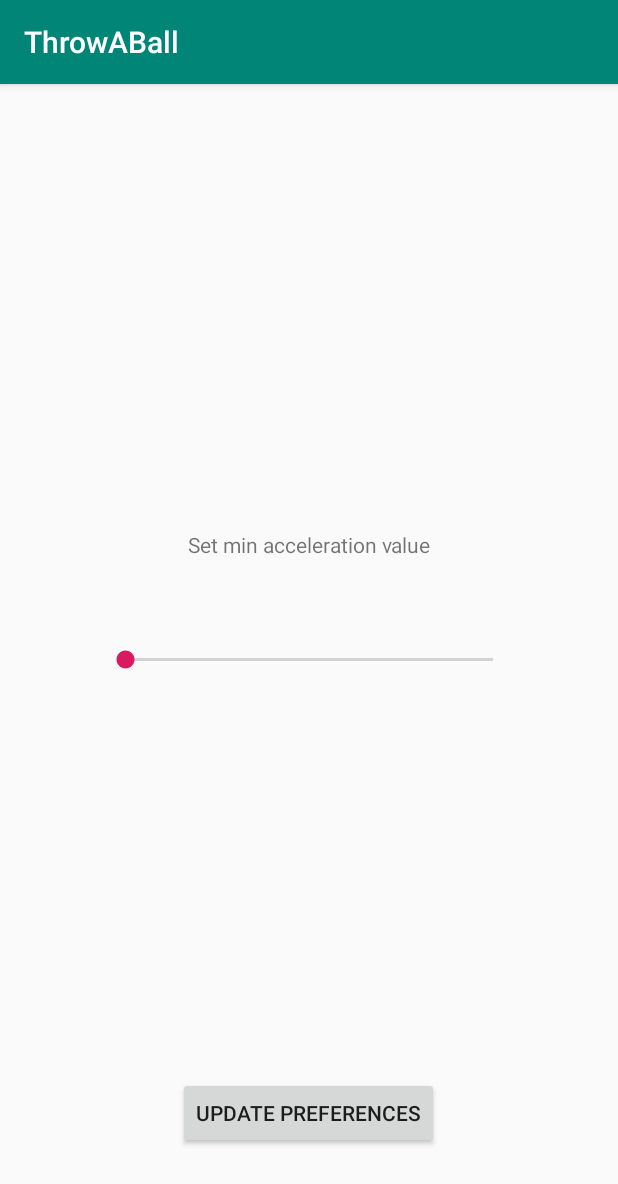
After one commit to eplejuice/ThrowABall, an Android app: the SettingsActivity screen opened directly, with no data from a screen before it, on a phone screen of 412 x 824 dp. The commit adds this screen. Shown: the top 1184 px of the screen. Run offline under Robolectric (Android 15) with nearby library versions, the phone set to English and light mode, and no system bars.

Commit message:
Can now update min acc value in preferences

```diff
--- a/app/src/main/AndroidManifest.xml
+++ b/app/src/main/AndroidManifest.xml
@@ -9,6 +9,7 @@
         android:roundIcon="@mipmap/ic_launcher_round"
         android:supportsRtl="true"
         android:theme="@style/AppTheme">
+        <activity android:name=".SettingsActivity"></activity>
         <activity android:name=".MainActivity">
             <intent-filter>
                 <action android:name="android.intent.action.MAIN" />
--- /dev/null
+++ b/app/src/main/java/com/example/throwaball/SettingsActivity.java
@@ -0,0 +1,60 @@
+package com.example.throwaball;
+
+import android.content.Intent;
+import android.support.v7.app.AppCompatActivity;
+import android.os.Bundle;
+import android.view.View;
+import android.widget.Button;
+import android.widget.SeekBar;
+import android.widget.TextView;
+
+public class SettingsActivity extends AppCompatActivity {
+
+    private static SeekBar seekBar;
+    private static TextView text_View;
+    private int progress_value = 0;
+    private Button btnUpd;
+
+
+    @Override
+    protected void onCreate(Bundle savedInstanceState) {
+        super.onCreate(savedInstanceState);
+        setContentView(R.layout.activity_settings);
+
+        text_View = findViewById(R.id.txtView);
+        seekBar = findViewById(R.id.seekBar);
+        btnUpd = findViewById(R.id.btnUpdate);
+
+        seekBar.setOnSeekBarChangeListener(new SeekBar.OnSeekBarChangeListener() {
+            @Override
+            public void onProgressChanged(SeekBar seekBar, int progress, boolean fromUser) {
+                progress_value = progress;
+                text_View.setText(Integer.toString(progress_value));
+
+            }
+
+            @Override
+            public void onStartTrackingTouch(SeekBar seekBar) {
+
+            }
+
+            @Override
+            public void onStopTrackingTouch(SeekBar seekBar) {
+                text_View.setText(Integer.toString(progress_value));
+            }
+        });
+
+
+        btnUpd.setOnClickListener(new View.OnClickListener() {
+            @Override
+            public void onClick(View v) {
+                final Intent sendBack = new Intent();
+                final Bundle bundle = new Bundle();
+                bundle.putInt(MainActivity.INT_EXTRA, progress_value);
+                sendBack.putExtras(bundle);
+                setResult(RESULT_OK, sendBack);
+                finish();
+            }
+        });
+    }
+}
--- /dev/null
+++ b/app/src/main/res/layout/activity_settings.xml
@@ -0,0 +1,66 @@
+<?xml version="1.0" encoding="utf-8"?>
+<android.support.constraint.ConstraintLayout xmlns:android="http://schemas.android.com/apk/res/android"
+    xmlns:app="http://schemas.android.com/apk/res-auto"
+    xmlns:tools="http://schemas.android.com/tools"
+    android:layout_width="match_parent"
+    android:layout_height="match_parent"
+    tools:context=".SettingsActivity">
+
+    <SeekBar
+        android:id="@+id/seekBar"
+        android:layout_width="277dp"
+        android:layout_height="57dp"
+        android:layout_marginStart="8dp"
+        android:layout_marginTop="8dp"
+        android:layout_marginEnd="8dp"
+        android:layout_marginBottom="8dp"
+        app:layout_constraintBottom_toBottomOf="parent"
+        app:layout_constraintEnd_toEndOf="parent"
+        app:layout_constraintStart_toStartOf="parent"
+        app:layout_constraintTop_toTopOf="parent" />
+
+    <TextView
+        android:id="@+id/textView"
+        android:layout_width="wrap_content"
+        android:layout_height="wrap_content"
+        android:layout_marginStart="8dp"
+        android:layout_marginTop="8dp"
+        android:layout_marginEnd="8dp"
+        android:layout_marginBottom="8dp"
+        android:text="Set min acceleration value"
+        app:layout_constraintBottom_toBottomOf="parent"
+        app:layout_constraintEnd_toEndOf="parent"
+        app:layout_constraintStart_toStartOf="parent"
+        app:layout_constraintTop_toTopOf="parent"
+        app:layout_constraintVertical_bias="0.395" />
+
+    <TextView
+        android:id="@+id/txtView"
+        android:layout_width="65dp"
+        android:layout_height="29dp"
+        android:layout_marginStart="8dp"
+        android:layout_marginTop="8dp"
+        android:layout_marginEnd="8dp"
+        android:layout_marginBottom="8dp"
+        app:layout_constraintBottom_toBottomOf="parent"
+        app:layout_constraintEnd_toEndOf="parent"
+        app:layout_constraintStart_toStartOf="parent"
+        app:layout_constraintTop_toTopOf="parent"
+        app:layout_constraintVertical_bias="0.614" />
+
+    <Button
+        android:id="@+id/btnUpdate"
+        android:layout_width="wrap_content"
+        android:layout_height="wrap_content"
+        android:layout_marginStart="8dp"
+        android:layout_marginTop="8dp"
+        android:layout_marginEnd="8dp"
+        android:layout_marginBottom="8dp"
+        android:text="Update Preferences"
+        app:layout_constraintBottom_toBottomOf="parent"
+        app:layout_constraintEnd_toEndOf="parent"
+        app:layout_constraintHorizontal_bias="0.498"
+        app:layout_constraintStart_toStartOf="parent"
+        app:layout_constraintTop_toTopOf="parent"
+        app:layout_constraintVertical_bias="0.929" />
+</android.support.constraint.ConstraintLayout>
```
Also changed, not shown: app/src/main/java/com/example/throwaball/MainActivity.java (+24 -2 lines), app/src/main/res/layout/activity_main.xml (+16 -0 lines), app/src/main/res/drawable/ball.png (added), 1 other file.
